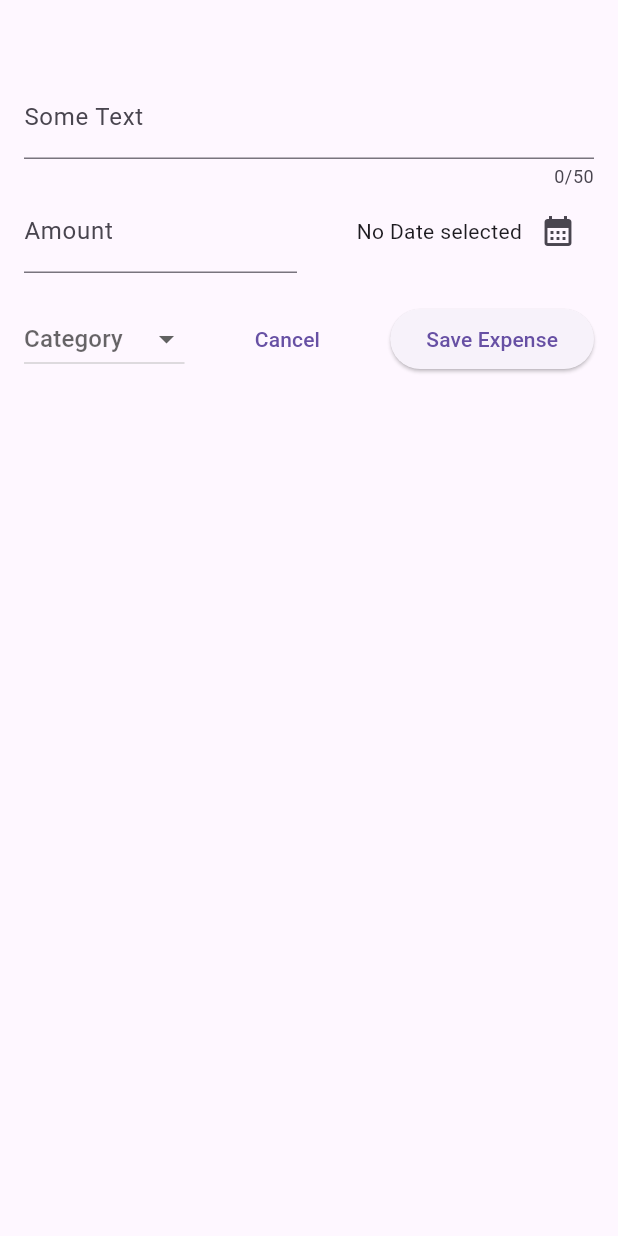
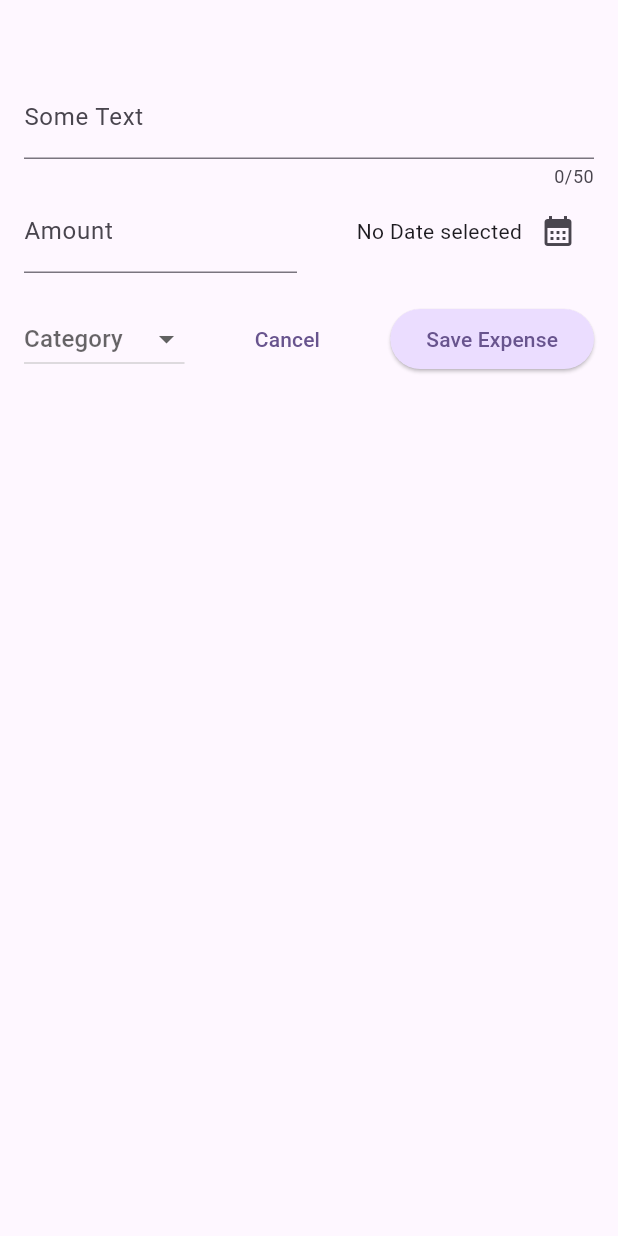
Before and after one commit to themse/expense_tracker, a Flutter app: the screen it shows after launch, after a tap on the "add" icon, on a phone screen of 412 x 824 dp. Run offline on Flutter 3.47's test engine with Material 3 defaults, Android fonts, the phone set to English and light mode, and no system bars.

Commit message:
style: extends theme

```diff
--- a/lib/main.dart
+++ b/lib/main.dart
@@ -1,6 +1,8 @@
 import 'package:flutter/material.dart';
 
 import 'package:expense_tracker/widgets/expenses.dart';
+
+final kColorScheme = ColorScheme.fromSeed(seedColor: Colors.deepPurple);
 
 void main() {
   runApp(const RootApp());
@@ -16,6 +18,27 @@ class RootApp extends StatelessWidget {
       home: const Expenses(),
       theme: ThemeData().copyWith(
         useMaterial3: true,
+        colorScheme: kColorScheme,
+        appBarTheme: const AppBarTheme().copyWith(
+          backgroundColor: kColorScheme.onPrimaryContainer,
+          foregroundColor: kColorScheme.primaryContainer,
+        ),
+        cardTheme: const CardTheme().copyWith(
+          color: kColorScheme.secondaryContainer,
+          margin: const EdgeInsets.symmetric(vertical: 10),
+        ),
+        elevatedButtonTheme: ElevatedButtonThemeData(
+          style: ElevatedButton.styleFrom(
+            backgroundColor: kColorScheme.primaryContainer,
+          ),
+        ),
+        textTheme: ThemeData().textTheme.copyWith(
+              titleLarge: TextStyle(
+                fontSize: 20,
+                fontWeight: FontWeight.bold,
+                color: kColorScheme.onSecondaryContainer,
+              ),
+            ),
       ),
     );
   }
--- a/lib/widgets/expenses.dart
+++ b/lib/widgets/expenses.dart
@@ -13,7 +13,14 @@ class Expenses extends StatefulWidget {
 }
 
 class _ExpensesState extends State<Expenses> {
-  final List<Expense> _registeredExpenses = [];
+  final List<Expense> _registeredExpenses = [
+    Expense(
+      title: 'Learn Flutter',
+      amount: 10.50,
+      date: DateTime.now(),
+      category: Category.leisure,
+    ),
+  ];
 
   void _openAddExpenseModal() {
     showModalBottomSheet(
@@ -61,12 +68,6 @@ class _ExpensesState extends State<Expenses> {
   Widget build(BuildContext context) {
     return Scaffold(
       appBar: AppBar(
-        backgroundColor: Colors.deepPurple,
-        titleTextStyle: const TextStyle(
-          color: Colors.white,
-          fontSize: 20,
-          fontWeight: FontWeight.bold,
-        ),
         title: const Text("Flutter ExpenseTracker"),
         actions: [
           IconButton(
--- a/lib/widgets/expenses_list/expense_tile.dart
+++ b/lib/widgets/expenses_list/expense_tile.dart
@@ -11,8 +11,6 @@ class ExpenseTile extends StatelessWidget {
   Widget build(BuildContext context) {
     return Card(
       shape: RoundedRectangleBorder(borderRadius: BorderRadius.circular(15)),
-      color: Colors.deepPurple[200],
-      margin: const EdgeInsets.symmetric(vertical: 10),
       child: Padding(
         padding: const EdgeInsets.symmetric(horizontal: 20, vertical: 16),
         child: Column(
@@ -20,10 +18,7 @@ class ExpenseTile extends StatelessWidget {
           children: [
             Text(
               expense.title,
-              style: const TextStyle(
-                fontWeight: FontWeight.bold,
-                fontSize: 16,
-              ),
+              style: Theme.of(context).textTheme.titleLarge,
             ),
             const SizedBox(height: 4),
             Row(
```
